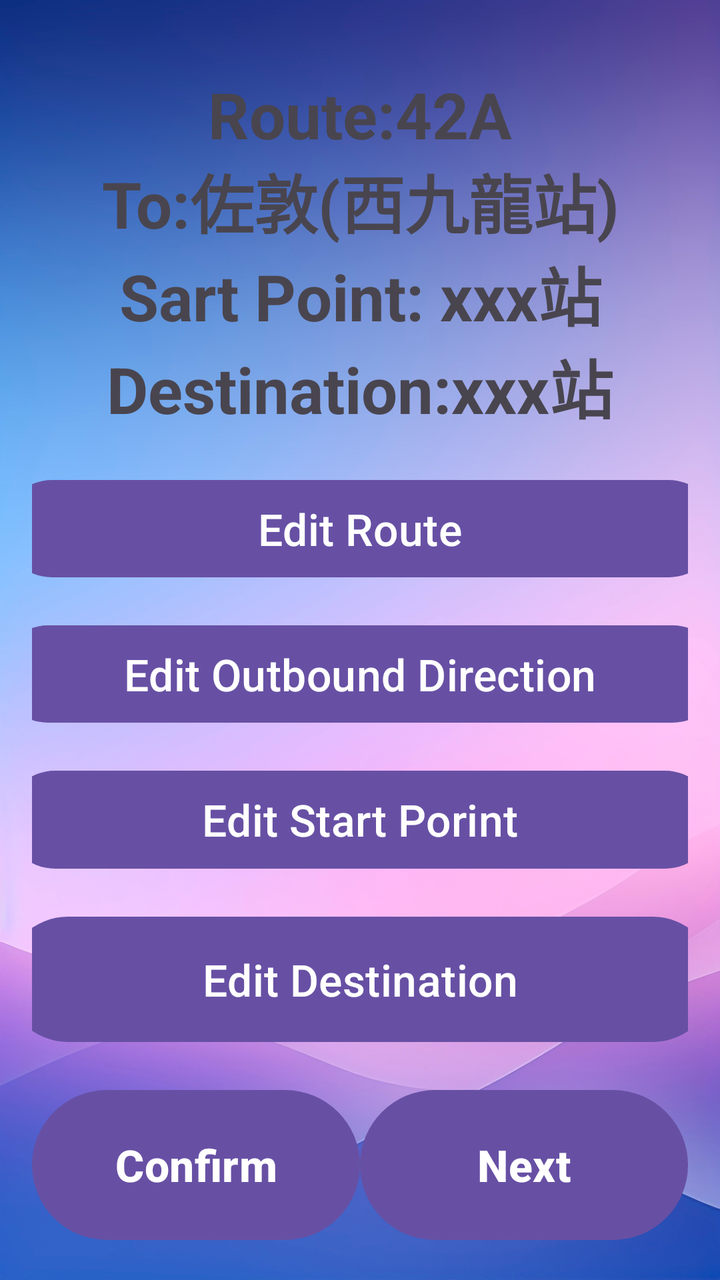
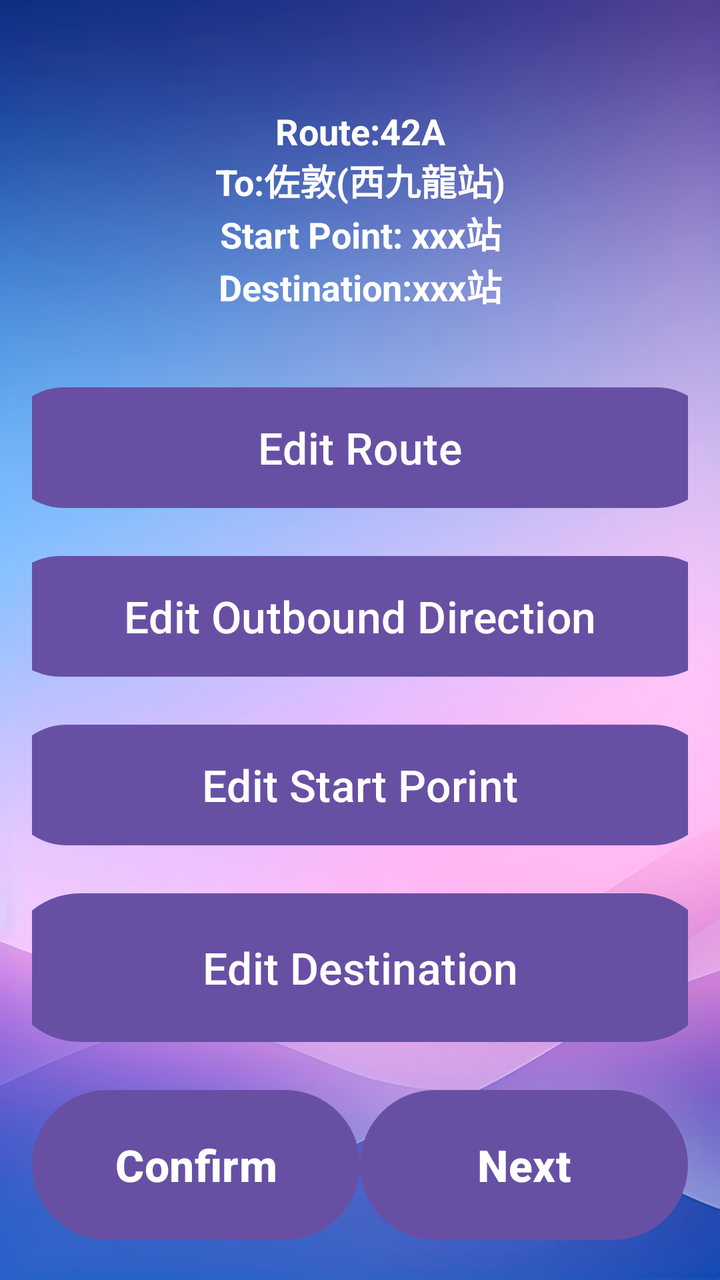

Before-and-after screenshots of an Android layout around one commit, followed by the original layout XML and the change that was made.
<!-- AndroidManifest.xml: application theme Theme.VISTA -->
<!-- res/layout/activity_find_bus_edit_menu_page.xml -->
<LinearLayout xmlns:android="http://schemas.android.com/apk/res/android"
    android:id="@+id/main"
    android:layout_width="match_parent"
    android:layout_height="match_parent"
    android:background="@drawable/background"
    android:orientation="vertical"
    android:gravity="center"
    android:padding="16dp"
    android:weightSum="5">

    <TextView
        android:id="@+id/txtFindBusEditBusRoute"
        android:layout_width="wrap_content"
        android:layout_height="wrap_content"
        android:text="Route:42A\nTo:佐敦(西九龍站)\nSart Point: xxx站\nDestination:xxx站"
        android:textSize="32sp"
        android:textStyle="bold"
        android:layout_marginTop="16dp"
        android:layout_weight="1"
        android:gravity="center"/>

    <Button
        android:id="@+id/btnFindBusEditEditRoute"
        android:layout_width="357dp"
        android:layout_height="wrap_content"
        android:layout_marginTop="16dp"
        android:layout_weight="1"
        android:text="Edit Route"
        android:textSize="22sp" />

    <Button
        android:id="@+id/btnFindBusEditOutboundDirection"
        android:layout_width="361dp"
        android:layout_height="wrap_content"
        android:layout_marginTop="16dp"
        android:layout_weight="1"
        android:text="Edit Outbound Direction"
        android:textSize="22sp" />

    <Button
        android:id="@+id/btnFindBusEditStartPoint"
        android:layout_width="354dp"
        android:layout_height="wrap_content"
        android:layout_marginTop="16dp"
        android:layout_weight="1"
        android:text="Edit Start Porint"
        android:textSize="22sp" />

    <Button
        android:id="@+id/btnFindBusEditDestination"
        android:layout_width="355dp"
        android:layout_height="63dp"
        android:layout_marginTop="16dp"
        android:layout_weight="1"
        android:text="Edit Destination"
        android:textSize="22sp" />

    
    <LinearLayout
        android:orientation="horizontal"
        android:layout_width="match_parent"
        android:layout_height="wrap_content"
        android:gravity="bottom"
        android:layout_marginTop="16dp"
        android:weightSum="2">

        
        <Button
            android:id="@+id/btnFindBusEditConfirm"
            android:layout_width="0dp"
            android:layout_height="83dp"
            android:layout_weight="1"
            android:text="Confirm"
            android:textSize="22sp"
            android:textStyle="bold" />

        
        <Button
            android:id="@+id/btnFindBusEditNext"
            android:layout_width="0dp"
            android:layout_height="83dp"
            android:layout_weight="1"
            android:text="Next"
            android:textSize="22sp"
            android:textStyle="bold" />
    </LinearLayout>

</LinearLayout>
<!-- resources referenced by this layout -->
<resources>
  <!-- drawable background: jpg bitmap (drawable, 544840 bytes) -->
  <style name="Theme.VISTA" parent="Base.Theme.VISTA" />
  <style name="Base.Theme.VISTA" parent="Theme.Material3.DayNight.NoActionBar">
          
          
      </style>
</resources>

<!-- the commit's change to res/layout/activity_find_bus_edit_menu_page.xml (unified diff, before → after) -->
@@ -8,16 +8,19 @@
     android:padding="16dp"
     android:weightSum="5">
 
+    
     <TextView
         android:id="@+id/txtFindBusEditBusRoute"
         android:layout_width="wrap_content"
         android:layout_height="wrap_content"
-        android:text="Route:42A\nTo:佐敦(西九龍站)\nSart Point: xxx站\nDestination:xxx站"
-        android:textSize="32sp"
+        android:layout_marginTop="20dp"
+        android:gravity="center"
+        android:text="Route:42A\nTo:佐敦(西九龍站)\nStart Point: xxx站\nDestination:xxx站"
+        android:textSize="18sp"
         android:textStyle="bold"
-        android:layout_marginTop="16dp"
-        android:layout_weight="1"
-        android:gravity="center"/>
+        android:padding="8dp"
+        android:textColor="@color/white"
+        android:layout_weight="1" />
 
     <Button
         android:id="@+id/btnFindBusEditEditRoute"
<!-- resource entries referenced after the edit -->
@@ -1,5 +1,6 @@
 <!-- resources referenced by this layout -->
 <resources>
+  <color name="white">#FFFFFFFF</color>
   <!-- drawable background: jpg bitmap (drawable, 544840 bytes) -->
   <style name="Theme.VISTA" parent="Base.Theme.VISTA" />
   <style name="Base.Theme.VISTA" parent="Theme.Material3.DayNight.NoActionBar">
